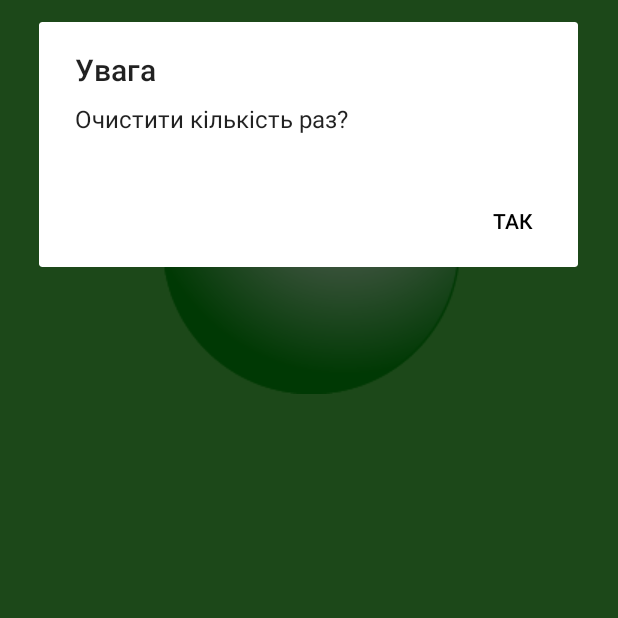
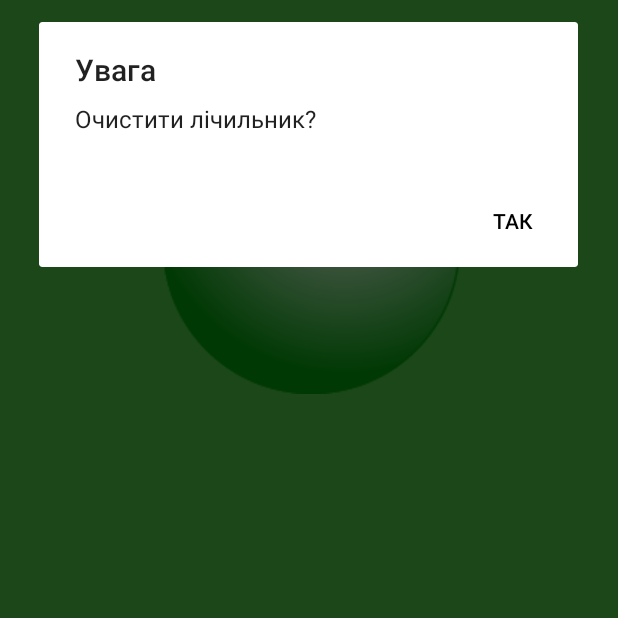
Before and after one commit to myr4ik07/Tasbih, an Android app: the screen it shows after launch (MainActivity), after a tap on an icon or button, on a phone screen of 412 x 824 dp, the part 473-1091 px from its top. Run offline under Robolectric (Android 15) with nearby library versions, the phone set to English and light mode, and no system bars; 1 other tap on this screen came first.

Commit message:
Виправлення помилки в тексті, а також оптимізація по коду умови + добавлення логіки вібрування при натисненні збільшення числа

```diff
--- a/app/src/main/java/com/example/jaros/tasbih/MainActivity.java
+++ b/app/src/main/java/com/example/jaros/tasbih/MainActivity.java
@@ -69,7 +69,7 @@ public class MainActivity extends AppCompatActivity {
 
         AlertDialog.Builder builder = new AlertDialog.Builder(this);
         builder.setTitle("Увага")
-                .setMessage("Очистити кількість раз?")
+                .setMessage("Очистити лічильник?")
                 .setNegativeButton("Так", new DialogInterface.OnClickListener() {
                     @Override
                     public void onClick(DialogInterface dialogInterface, int i) {
```
